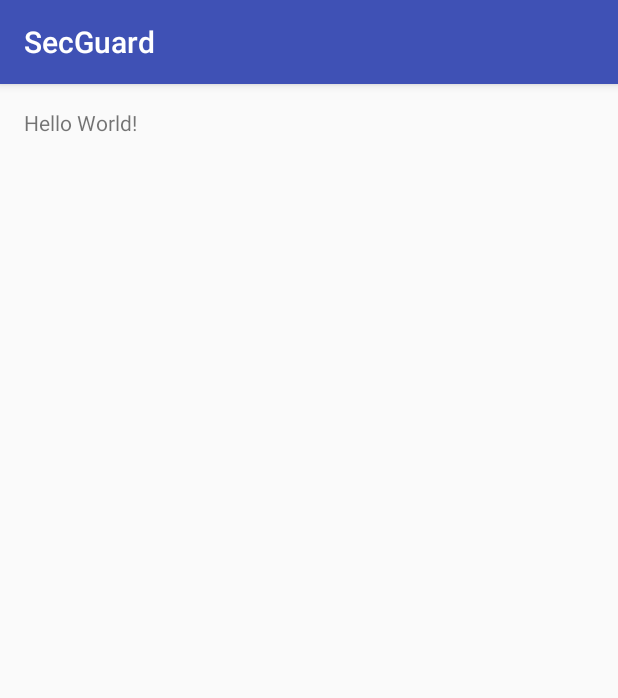
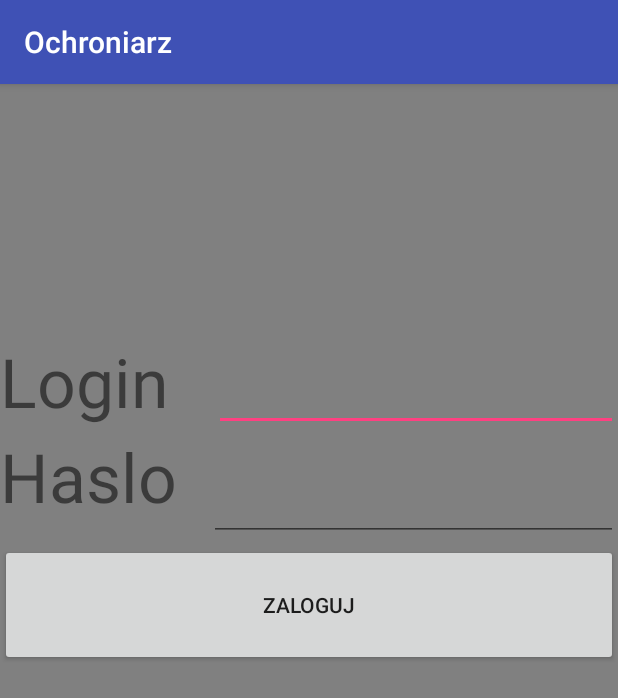
Before and after one commit to KrzysztofBglk/SecGuard, an Android app: the screen it shows after launch (MainActivity before the commit, LoginActivity after it), on a phone screen of 412 x 824 dp. Shown: the top 698 px of the screen. Run offline under Robolectric (Android 15) with nearby library versions, the phone set to English and light mode, and no system bars.

Commit message:
Login activity v1.2

```diff
--- a/app/build.gradle
+++ b/app/build.gradle
@@ -25,5 +25,6 @@ dependencies {
         exclude group: 'com.android.support', module: 'support-annotations'
     })
     compile 'com.android.support:appcompat-v7:24.2.1'
+    compile 'com.android.support:support-v4:24.2.1'
     testCompile 'junit:junit:4.12'
 }
--- /dev/null
+++ b/app/src/main/java/projekt/secguard/LoginActivity.java
@@ -0,0 +1,31 @@
+package projekt.secguard;
+
+import android.support.v7.app.AppCompatActivity;
+import android.os.Bundle;
+import android.view.View;
+import android.widget.Button;
+import android.widget.EditText;
+
+public class LoginActivity extends AppCompatActivity {
+    Button btLogin; // button do logowania
+    EditText etLogin,etPass; // pola do logowania
+
+
+
+    @Override
+    protected void onCreate(Bundle savedInstanceState) {
+        super.onCreate(savedInstanceState);
+        setContentView(R.layout.activity_login);
+        etLogin = (EditText)findViewById(R.id.et_login);
+        etPass =(EditText)findViewById(R.id.et_pass);
+        btLogin = (Button) findViewById(R.id.button_login);
+        btLogin.setOnClickListener(new View.OnClickListener() {
+            @Override
+            public void onClick(View v) {
+                //DoIt(v);
+            }
+        });
+
+
+    }
+}
--- a/app/src/main/java/projekt/secguard/MainActivity.java
+++ b/app/src/main/java/projekt/secguard/MainActivity.java
@@ -1,13 +1,18 @@
 package projekt.secguard;
 
+import android.content.Intent;
 import android.support.v7.app.AppCompatActivity;
 import android.os.Bundle;
+public class MainActivity extends AppCompatActivity {
+    Intent intentLogin; // login intent
+    public UserData userData; // klasa z danymi usera
 
-public class MainActivity extends AppCompatActivity {
 
     @Override
     protected void onCreate(Bundle savedInstanceState) {
         super.onCreate(savedInstanceState);
         setContentView(R.layout.activity_main);
+        Intent intentLogin = new Intent(this, LoginActivity.class);
+        startActivity(intentLogin);
     }
 }
--- /dev/null
+++ b/app/src/main/res/layout/activity_login.xml
@@ -0,0 +1,75 @@
+<FrameLayout xmlns:android="http://schemas.android.com/apk/res/android"
+    xmlns:tools="http://schemas.android.com/tools"
+    android:layout_width="match_parent"
+    android:layout_height="match_parent"
+    android:background="#808080"
+    tools:context="projekt.secguard.LoginActivity">
+
+
+    <LinearLayout
+        android:orientation="vertical"
+        android:layout_width="match_parent"
+        android:layout_height="match_parent"
+        android:weightSum="1">
+
+        <Space
+            android:layout_width="match_parent"
+            android:layout_height="111dp"
+            android:layout_weight="0.13" />
+
+        <LinearLayout
+            android:orientation="horizontal"
+            android:layout_width="match_parent"
+            android:layout_height="63dp"
+            android:weightSum="1">
+
+            <TextView
+                android:text="Login"
+                android:layout_marginRight="30dp"
+                android:layout_width="wrap_content"
+                android:layout_height="wrap_content"
+                android:id="@+id/text_login"
+                android:textSize="45sp"
+                 />
+
+            <EditText
+                android:layout_width="match_parent"
+                android:layout_height="match_parent"
+                android:inputType="textPersonName"
+                android:text=""
+                android:ems="10"
+                android:id="@+id/et_login" />
+
+        </LinearLayout>
+
+        <LinearLayout
+            android:orientation="horizontal"
+            android:layout_width="match_parent"
+            android:layout_height="75dp"
+            android:textAlignment="center">
+
+            <TextView
+                android:text="Haslo"
+                android:layout_width="139dp"
+                android:layout_height="wrap_content"
+                android:id="@+id/text_pass"
+                android:textSize="45sp" />
+
+            <EditText
+                android:layout_width="match_parent"
+                android:layout_height="63dp"
+                android:inputType="textPassword"
+                android:ems="10"
+                android:id="@+id/et_pass" />
+
+        </LinearLayout>
+
+        <Button
+            android:text="Zaloguj"
+            android:layout_width="match_parent"
+            android:layout_height="81dp"
+            android:id="@+id/button_login" />
+
+    </LinearLayout>
+
+</FrameLayout>
--- a/app/src/main/res/values/colors.xml
+++ b/app/src/main/res/values/colors.xml
@@ -3,4 +3,6 @@
     <color name="colorPrimary">#3F51B5</color>
     <color name="colorPrimaryDark">#303F9F</color>
     <color name="colorAccent">#FF4081</color>
+
+    <color name="black_overlay">#66000000</color>
 </resources>
--- a/app/src/main/res/values/strings.xml
+++ b/app/src/main/res/values/strings.xml
@@ -1,3 +1,7 @@
 <resources>
     <string name="app_name">SecGuard</string>
+
+    <string name="title_activity_login">Ochroniarz</string>
+    <string name="loginButon">Login</string>
+    <string name="loginTitle">Ochroniarz</string>
 </resources>
--- a/app/src/main/res/values/styles.xml
+++ b/app/src/main/res/values/styles.xml
@@ -8,4 +8,16 @@
         <item name="colorAccent">@color/colorAccent</item>
     </style>
 
+    <style name="FullscreenTheme" parent="AppTheme">
+        <item name="android:actionBarStyle">@style/FullscreenActionBarStyle</item>
+        <item name="android:windowActionBarOverlay">true</item>
+        <item name="android:windowBackground">@null</item>
+        <item name="metaButtonBarStyle">?android:attr/buttonBarStyle</item>
+        <item name="metaButtonBarButtonStyle">?android:attr/buttonBarButtonStyle</item>
+    </style>
+
+    <style name="FullscreenActionBarStyle" parent="Widget.AppCompat.ActionBar">
+        <item name="android:background">@color/black_overlay</item>
+    </style>
+
 </resources>
```
Also changed, not shown: app/src/main/AndroidManifest.xml (+8 -2 lines), app/src/main/java/projekt/secguard/UserData.java (added, +53 -0 lines), app/src/main/res/values/attrs.xml (added, +12 -0 lines).
